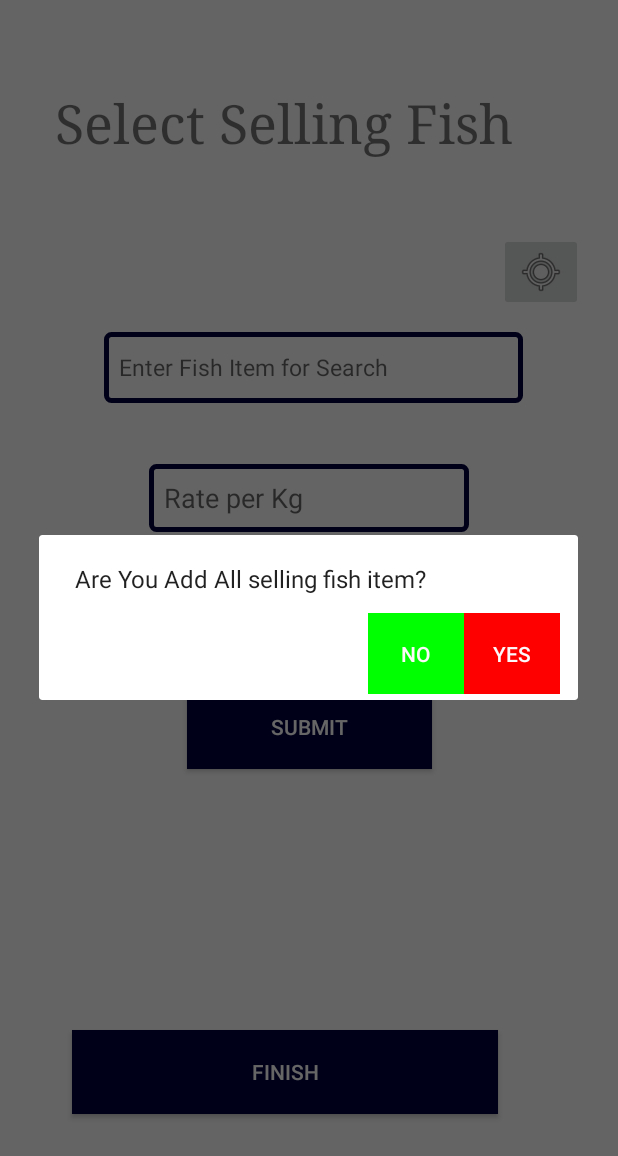
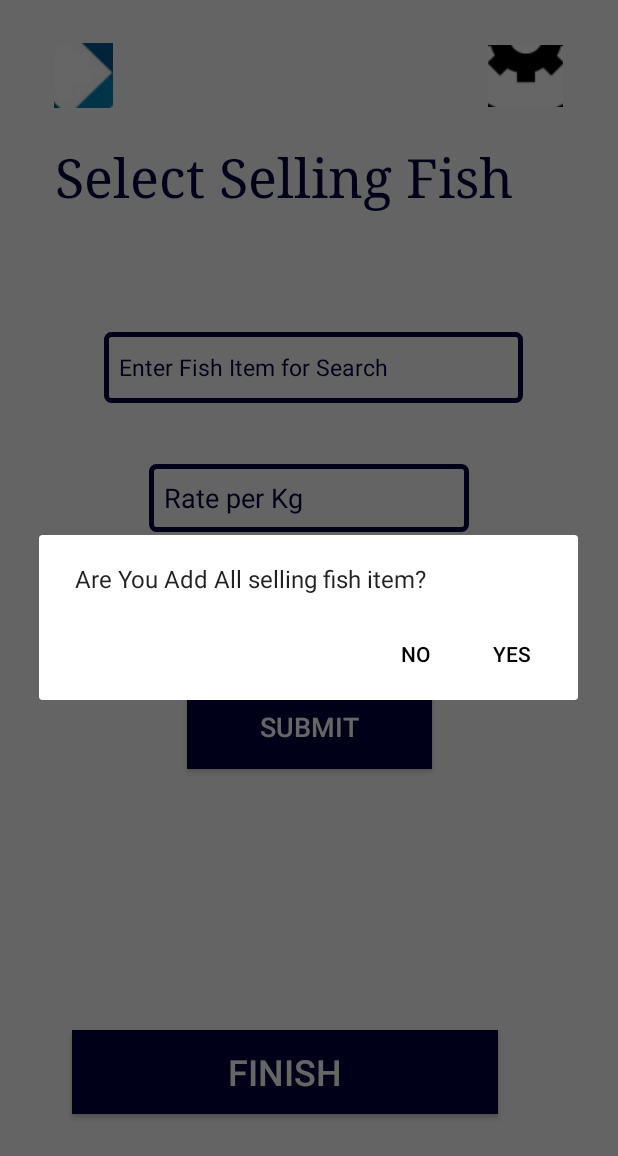
Before and after one commit to HDLLakshan/MaadelaSeller, an Android app: the SellingFishItem screen opened directly, with no data from a screen before it, after a tap on "FINISH", on a phone screen of 412 x 824 dp. Shown: the top 1156 px of the screen. Run offline under Robolectric (Android 15) with nearby library versions, the light colour scheme and no system bars; our stand-ins replace Firebase (no records; nobody signed in at launch, a user with empty details on screens opened directly).

Commit message:
Complete 98.99%

```diff
--- a/app/src/main/java/com/example/maadelaseller/Lgin.java
+++ b/app/src/main/java/com/example/maadelaseller/Lgin.java
@@ -53,14 +53,13 @@ public class Lgin extends AppCompatActivity {
             SimpleDateFormat df = new SimpleDateFormat( "dd-MMM-yyyy" );
             final String DateShopOpend = df.format( c );
 
-            DatabaseReference readRef = FirebaseDatabase.getInstance().getReference().child( "DailySelling" ).
-                    child( DateShopOpend );
+            DatabaseReference readRef = FirebaseDatabase.getInstance().getReference().child( "location" );
             readRef.addValueEventListener( new ValueEventListener() {
                 @Override
                 public void onDataChange(@NonNull DataSnapshot dataSnapshot) {
                     //   Iterable<DataSnapshot> children = dataSnapshot.getChildren();
                     if(dataSnapshot.hasChild(uname)) {
-                        Intent intent = new Intent( Lgin.this, MyShop.class );
+                        Intent intent = new Intent( Lgin.this, SellingFishItem.class );
                         startActivity( intent );
                         finish();
                     }else {
--- a/app/src/main/java/com/example/maadelaseller/SellingFishItem.java
+++ b/app/src/main/java/com/example/maadelaseller/SellingFishItem.java
@@ -74,6 +74,9 @@ public class SellingFishItem extends Activity {
         shopname = preferences.getString( "username","" );
 
 
+
+
+
         FirebaseDatabase firebaseDatabase = FirebaseDatabase.getInstance();
         DatabaseReference reference = firebaseDatabase.getReference();
         reference.child( "Request" ).child( DateShopOpend ).addValueEventListener( new ValueEventListener() {
@@ -131,9 +134,7 @@ public class SellingFishItem extends Activity {
                       newref.setValue( dailySelling );
                 Toast.makeText(getApplicationContext(), " data saved Sussessfully ", Toast.LENGTH_SHORT).show();
                 clearControls();
-                Intent intent = new Intent( SellingFishItem.this,SellingFishItem.class );
-                startActivity( intent );
-                finish();
+
             }
         } catch (NumberFormatException e) {
             Toast.makeText(getApplicationContext(), "Invalid Rate", Toast.LENGTH_SHORT).show();
@@ -165,9 +166,9 @@ public class SellingFishItem extends Activity {
         alertDialog.setCanceledOnTouchOutside( true );
         alertDialog.show();
         Button nbutton = alertDialog.getButton(DialogInterface.BUTTON_NEGATIVE);
-        nbutton.setBackgroundColor(Color.GREEN);
+        nbutton.setTextColor(Color.BLACK);
         Button pbutton = alertDialog.getButton(DialogInterface.BUTTON_POSITIVE);
-        pbutton.setBackgroundColor( Color.RED);
+        pbutton.setTextColor ( Color.BLACK);
     }
 
     public void gotoprofile(View view){
--- a/app/src/main/res/layout/activity_profile.xml
+++ b/app/src/main/res/layout/activity_profile.xml
@@ -32,6 +32,8 @@
 
     <Button
         android:id="@+id/button3"
+        style="@style/Widget.AppCompat.Button.Colored"
+        android:theme="@style/AppTheme.Button"
         android:layout_width="90dp"
         android:layout_height="49dp"
         android:layout_marginStart="88dp"
@@ -47,6 +49,8 @@
 
     <Button
         android:id="@+id/button4"
+        style="@style/Widget.AppCompat.Button.Colored"
+        android:theme="@style/AppTheme.Button"
         android:layout_width="94dp"
         android:layout_height="49dp"
         android:layout_marginTop="48dp"
--- a/app/src/main/res/layout/activity_selling_fish_item.xml
+++ b/app/src/main/res/layout/activity_selling_fish_item.xml
@@ -15,6 +15,8 @@
         android:completionThreshold="1"
         android:hint="Enter Fish Item for Search"
         android:padding="10dp"
+        android:textColor="@color/colorPrimary"
+        android:textColorHint="@color/colorPrimary"
         android:textSize="15dp"
         app:layout_constraintBottom_toBottomOf="parent"
         app:layout_constraintEnd_toEndOf="parent"
@@ -31,6 +33,7 @@
         android:onClick="SaveSellingFishItem"
         android:text="Submit"
         android:textColor="#FFFFFF"
+        android:textSize="18sp"
         app:layout_constraintBottom_toBottomOf="parent"
         app:layout_constraintEnd_toEndOf="parent"
         app:layout_constraintStart_toStartOf="parent"
@@ -46,6 +49,8 @@
         android:onClick="sendMessage"
         android:text="Finish"
         android:textColor="#FFFFFF"
+        android:textColorHint="@color/colorPrimary"
+        android:textSize="24sp"
         app:layout_constraintBottom_toBottomOf="parent"
         app:layout_constraintEnd_toEndOf="parent"
         app:layout_constraintHorizontal_bias="0.377"
@@ -59,9 +64,11 @@
         android:layout_height="45dp"
         android:background="@drawable/edit_text_border"
         android:ems="10"
-        android:padding="10dp"
         android:hint="Rate per Kg"
         android:inputType="numberSigned"
+        android:padding="10dp"
+        android:textColor="@color/colorPrimary"
+        android:textColorHint="@color/colorPrimary"
         app:layout_constraintBottom_toBottomOf="parent"
         app:layout_constraintEnd_toEndOf="parent"
         app:layout_constraintStart_toStartOf="parent"
@@ -75,24 +82,37 @@
         android:layout_marginTop="48dp"
         android:fontFamily="serif"
         android:text="Select Selling Fish "
+        android:textColor="@color/colorPrimary"
         android:textSize="36sp"
         app:layout_constraintBottom_toBottomOf="parent"
         app:layout_constraintEnd_toEndOf="parent"
         app:layout_constraintStart_toStartOf="parent"
         app:layout_constraintTop_toTopOf="parent"
-        app:layout_constraintVertical_bias="0.014" />
+        app:layout_constraintVertical_bias="0.065" />
+
+    <ImageButton
+        android:id="@+id/imageButton2"
+        android:layout_width="39dp"
+        android:layout_height="43dp"
+        android:src="@drawable/offical"
+        app:layout_constraintBottom_toBottomOf="parent"
+        app:layout_constraintEnd_toEndOf="parent"
+        app:layout_constraintHorizontal_bias="0.096"
+        app:layout_constraintStart_toStartOf="parent"
+        app:layout_constraintTop_toTopOf="parent"
+        app:layout_constraintVertical_bias="0.037" />
 
     <ImageButton
         android:id="@+id/imageButton"
-        android:layout_width="wrap_content"
-        android:layout_height="wrap_content"
+        android:layout_width="50dp"
+        android:layout_height="41dp"
         android:onClick="gotoprofile"
-        android:src="@android:drawable/ic_menu_mylocation"
+        android:src="@drawable/lc"
         app:layout_constraintBottom_toBottomOf="parent"
         app:layout_constraintEnd_toEndOf="parent"
-        app:layout_constraintHorizontal_bias="0.935"
+        app:layout_constraintHorizontal_bias="0.898"
         app:layout_constraintStart_toStartOf="parent"
         app:layout_constraintTop_toTopOf="parent"
-        app:layout_constraintVertical_bias="0.201" />
+        app:layout_constraintVertical_bias="0.038" />
 
 </androidx.constraintlayout.widget.ConstraintLayout>
--- a/app/src/main/res/layout/activity_set_location.xml
+++ b/app/src/main/res/layout/activity_set_location.xml
@@ -8,6 +8,8 @@
 
     <Button
         android:id="@+id/button2"
+        style="@style/Widget.AppCompat.Button.Colored"
+        android:theme="@style/AppTheme.Button"
         android:layout_width="228dp"
         android:layout_height="59dp"
         android:layout_marginStart="8dp"
--- a/app/src/main/res/values/styles.xml
+++ b/app/src/main/res/values/styles.xml
@@ -4,12 +4,12 @@
 <style name="AppTheme" parent="Theme.AppCompat.Light.DarkActionBar">
     <!-- Customize your theme here. -->
     <item name="colorPrimary">@color/colorPrimary</item>
-    <item name="colorPrimaryDark">@color/colorPrimaryDark</item>
+    <item name="colorPrimaryDark">@color/colorPrimary</item>
     <item name="colorAccent">@color/colorAccent</item>
 </style>
 
 <style name="AppTheme.Button" parent="Widget.AppCompat.Button.Colored">
     <item name="colorButtonNormal">@color/colorPrimary</item>
-    <item name="android:textColor">@color/colorPrimaryDark</item>
+    <item name="android:textColor">@color/colorPrimary</item>
 </style>
 </resources>
```
Also changed, not shown: app/src/main/java/com/example/maadelaseller/MyShop.java (+6 -4 lines), app/src/main/java/com/example/maadelaseller/Profile.java (+12 -11 lines), app/src/main/java/com/example/maadelaseller/RequestNotification.java (+4 -4 lines), app/src/main/java/com/example/maadelaseller/UpdateLocation.java (+8 -7 lines), app/src/main/res/layout/activity_lgin.xml (+10 -3 lines), app/src/main/res/layout/activity_my_shop.xml (+14 -0 lines), app/src/main/res/layout/activity_request_notification.xml (+14 -8 lines), app/src/main/res/drawable/lc.png (added), app/src/main/res/drawable/offical.png (added).
